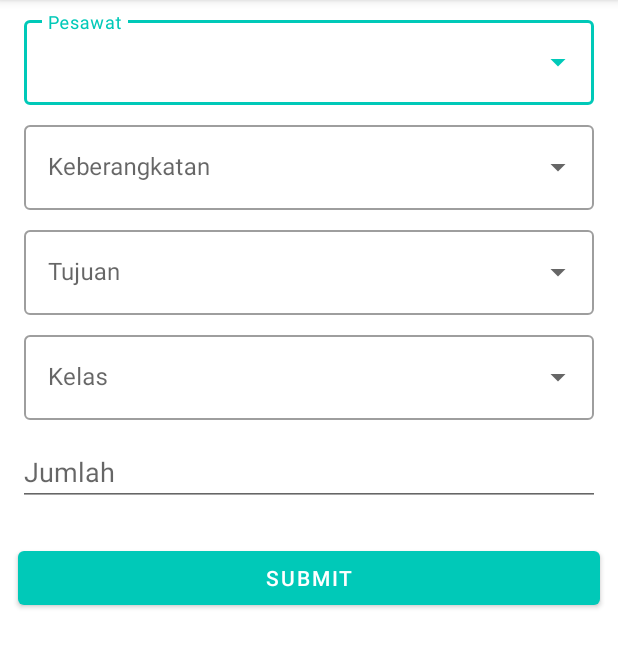
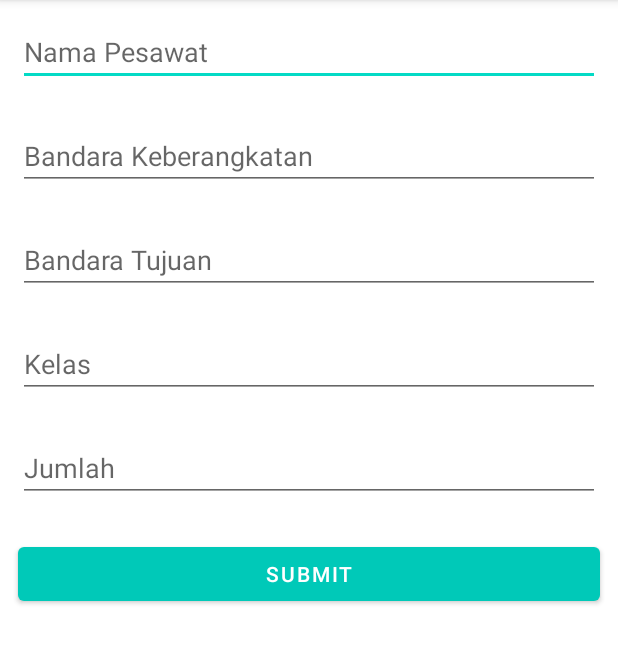
Before and after one commit to nandajuant/UGD1, an Android app: the PDFActivity screen opened directly, with no data from a screen before it, after a tap on "SUBMIT", on a phone screen of 412 x 824 dp, the part 84-752 px from its top. Run offline under Robolectric (Android 15) with nearby library versions, the phone set to English and light mode, and no system bars; libraries missing offline, so code that uses them is left out: com.itextpdf.barcodes, com.itextpdf.io, com.itextpdf.kernel, com.itextpdf.layout, com.itextpdf.svg and 1 more.

Commit message:
PDF / Pesawat Btn

```diff
--- a/app/src/main/java/com/example/komoke/pesawat/PDFActivity.kt
+++ b/app/src/main/java/com/example/komoke/pesawat/PDFActivity.kt
@@ -39,59 +39,6 @@ import java.time.LocalTime
 import java.time.format.DateTimeFormatter
 
 class PDFActivity : AppCompatActivity() {
-    companion object {
-        private val PESAWAT_LIST = arrayOf("Lion Air", "Batik Air", "Garuda Indonesia", "Citilink")
-        private val BERANGKAT_LIST = arrayOf(
-            "Yogyakarta",
-            "Jakarta",
-            "Surabaya",
-            "Semarang",
-            "Denpasar"
-        )
-        private val TUJUAN_LIST = arrayOf(
-            "Yogyakarta",
-            "Jakarta",
-            "Surabaya",
-            "Semarang",
-            "Denpasar"
-        )
-        private val KELAS_LIST = arrayOf("Ekonomi", "Premium Ekonomi", "Bisnis", "First")
-
-    }
-
-
-    private var edPesawat: AutoCompleteTextView? = null
-    private var edBerangkat: AutoCompleteTextView? = null
-    private var edTujuan: AutoCompleteTextView? = null
-    private var edKelas: AutoCompleteTextView? = null
-
-    fun setExposedDropDownMenu() {
-        val adapterPesawat: ArrayAdapter<String> = ArrayAdapter<String>(
-            this,
-            R.layout.item_list, PESAWAT_LIST
-        )
-        edPesawat!!.setAdapter(adapterPesawat)
-
-        val adapterBerangkat: ArrayAdapter<String> = ArrayAdapter<String>(
-            this,
-            R.layout.item_list, BERANGKAT_LIST
-        )
-        edBerangkat!!.setAdapter(adapterBerangkat)
-
-        val adapterTujuan: ArrayAdapter<String> = ArrayAdapter<String>(
-            this,
-            R.layout.item_list, TUJUAN_LIST
-        )
-        edTujuan!!.setAdapter(adapterTujuan)
-
-        val adapterKelas: ArrayAdapter<String> = ArrayAdapter<String>(
-            this,
-            R.layout.item_list, KELAS_LIST
-        )
-        edKelas!!.setAdapter(adapterKelas)
-
-    }
-
     private var binding: ActivityPdfactivityBinding? = null
     override fun onCreate(savedInstanceState: Bundle?) {
         super.onCreate(savedInstanceState)
@@ -99,13 +46,12 @@ class PDFActivity : AppCompatActivity() {
         val view: View = binding!!.root
         setContentView(view)
 
-        setExposedDropDownMenu()
 
         binding!!.buttonSave.setOnClickListener {
-            val pesawat = binding!!.edPesawat.text.toString()
-            val berangkat = binding!!.edBerangkat.text.toString()
-            val tujuan = binding!!.edTujuan.text.toString()
-            val kelas = binding!!.edKelas.text.toString()
+            val pesawat = binding!!.etPesawat.text.toString()
+            val berangkat = binding!!.etBerangkat.text.toString()
+            val tujuan = binding!!.etTujuan.text.toString()
+            val kelas = binding!!.etKelas.text.toString()
             val jumlah = binding!!.etJumlah.text.toString()
 
             try {
--- a/app/src/main/res/layout/activity_pdfactivity.xml
+++ b/app/src/main/res/layout/activity_pdfactivity.xml
@@ -7,73 +7,41 @@
     android:orientation="vertical"
     tools:context=".pesawat.PDFActivity">
 
-    <com.google.android.material.textfield.TextInputLayout
-        android:id="@+id/layout_pesawat"
-        style="@style/Widget.MaterialComponents.TextInputLayout.OutlinedBox.ExposedDropdownMenu"
+    <EditText
+        android:id="@+id/etPesawat"
         android:layout_width="match_parent"
         android:layout_height="wrap_content"
-        android:layout_marginHorizontal="16dp"
-        android:layout_marginTop="8dp"
-        android:hint="Pesawat">
+        android:layout_margin="12dp"
+        android:ems="10"
+        android:hint="Nama Pesawat"
+        android:inputType="text" />
 
-        <AutoCompleteTextView
-            android:id="@+id/edPesawat"
-            android:layout_width="match_parent"
-            android:layout_height="wrap_content"
-            android:inputType="none"/>
-
-    </com.google.android.material.textfield.TextInputLayout>
-
-    <com.google.android.material.textfield.TextInputLayout
-        android:id="@+id/layout_berangkat"
-        style="@style/Widget.MaterialComponents.TextInputLayout.OutlinedBox.ExposedDropdownMenu"
+    <EditText
+        android:id="@+id/etBerangkat"
         android:layout_width="match_parent"
         android:layout_height="wrap_content"
-        android:layout_marginHorizontal="16dp"
-        android:layout_marginTop="8dp"
-        android:hint="Keberangkatan">
+        android:layout_margin="12dp"
+        android:ems="10"
+        android:hint="Bandara Keberangkatan"
+        android:inputType="text" />
 
-        <AutoCompleteTextView
-            android:id="@+id/edBerangkat"
-            android:layout_width="match_parent"
-            android:layout_height="wrap_content"
-            android:inputType="none"/>
-
-    </com.google.android.material.textfield.TextInputLayout>
-
-    <com.google.android.material.textfield.TextInputLayout
-        android:id="@+id/layout_tujuan"
-        style="@style/Widget.MaterialComponents.TextInputLayout.OutlinedBox.ExposedDropdownMenu"
+    <EditText
+        android:id="@+id/etTujuan"
         android:layout_width="match_parent"
         android:layout_height="wrap_content"
-        android:layout_marginHorizontal="16dp"
-        android:layout_marginTop="8dp"
-        android:hint="Tujuan">
+        android:layout_margin="12dp"
+        android:ems="10"
+        android:hint="Bandara Tujuan"
+        android:inputType="text" />
 
-        <AutoCompleteTextView
-            android:id="@+id/edTujuan"
-            android:layout_width="match_parent"
-            android:layout_height="wrap_content"
-            android:inputType="none"/>
-
-    </com.google.android.material.textfield.TextInputLayout>
-
-    <com.google.android.material.textfield.TextInputLayout
-        android:id="@+id/layout_kelas"
-        style="@style/Widget.MaterialComponents.TextInputLayout.OutlinedBox.ExposedDropdownMenu"
+    <EditText
+        android:id="@+id/etKelas"
         android:layout_width="match_parent"
         android:layout_height="wrap_content"
-        android:layout_marginHorizontal="16dp"
-        android:layout_marginTop="8dp"
-        android:hint="Kelas">
-
-        <AutoCompleteTextView
-            android:id="@+id/edKelas"
-            android:layout_width="match_parent"
-            android:layout_height="wrap_content"
-            android:inputType="none"/>
-
-    </com.google.android.material.textfield.TextInputLayout>
+        android:layout_margin="12dp"
+        android:ems="10"
+        android:hint="Kelas"
+        android:inputType="text" />
 
     <EditText
         android:id="@+id/etJumlah"
```
